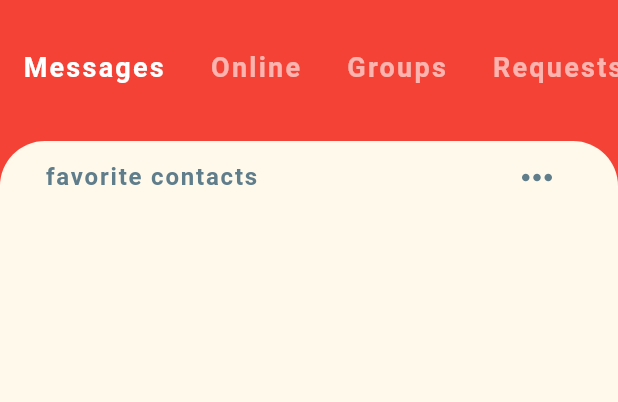
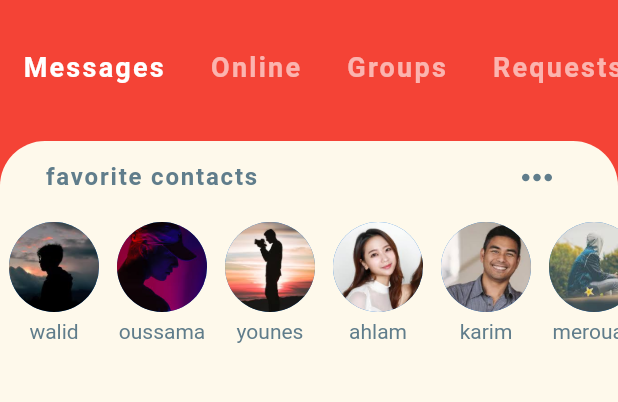
Before and after one commit to hamidbeghdaoui/chat, a Flutter app: the screen it shows after launch, on a phone screen of 412 x 824 dp, the part 63-465 px from its top. Run offline on Flutter 3.47's test engine with Material 2 defaults, Android fonts, the phone set to English and light mode, and no system bars.

Commit message:
add child: ListView.builder(/* image /*) in class FavoriteContact.dart in file favorite_contact.dart and delete img assets/image/7.jpg

```diff
--- a/lib/Models/message_model.dart
+++ b/lib/Models/message_model.dart
@@ -30,7 +30,7 @@ class Message {
   );
   final User ahlam = User(
      id: 3,
-     name: 'karim',
+     name: 'ahlam',
      imageURL: 'assets/image/4.jpg'
   );
   final User abdelnmour = User(
@@ -42,11 +42,6 @@ class Message {
      id: 5,
      name: 'karim',
      imageURL: 'assets/image/6.jpg'
-  );
-  final User amine = User(
-     id: 6,
-     name: 'amine',
-     imageURL: 'assets/image/7.jpg'
   );
   final User merouan = User(
      id: 7,
@@ -68,7 +63,7 @@ class Message {
 
 
 
-  List <User> favorites = [walid,oussama,younes,ahlam,karim,amine,merouan,farid,sohila];
+  List <User> favorites = [walid,oussama,younes,ahlam,karim,merouan,farid,sohila];
 
   List <Message> chate = [
     Message(
--- a/lib/Screens/Widgets/favorite_contact.dart
+++ b/lib/Screens/Widgets/favorite_contact.dart
@@ -1,10 +1,12 @@
 import 'package:flutter/material.dart';
+import 'package:flutter_app/Models/message_model.dart';
 class FavoriteContact extends StatefulWidget {
   @override
   _FavoriteContactState createState() => _FavoriteContactState();
 }
 
 class _FavoriteContactState extends State<FavoriteContact> {
+
   @override
   Widget build(BuildContext context) {
     return Column(
@@ -33,6 +35,28 @@ class _FavoriteContactState extends State<FavoriteContact> {
 
             ],
           ),
+        ),
+        Container(
+          height: 100,
+          child: ListView.builder(
+            scrollDirection: Axis.horizontal,
+            itemCount: favorites.length,
+            itemBuilder: (BuildContext context, int  index){
+               return Padding(
+                 padding: const EdgeInsets.all(6),
+                 child: Column(
+                   children: <Widget>[
+                     CircleAvatar(
+                       backgroundImage: AssetImage(favorites[index].imageURL),
+                       radius: 30,
+                     ),
+                     SizedBox(height: 5,),
+                     Text(favorites[index].name , style: TextStyle(color: Colors.blueGrey),)
+                   ],
+                 ),
+               );
+            },
+          ),
         )
       ],
     );
```
Also changed, not shown: assets/image/7.jpg (added).
